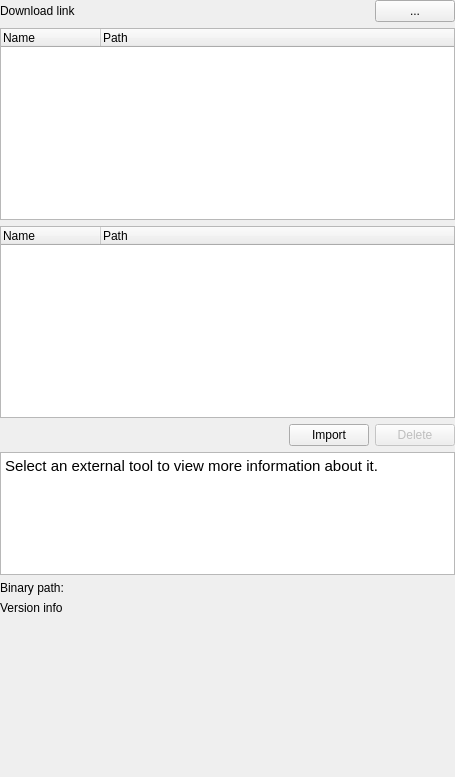
The window that src/plugins/external_tool_support/src/ETSSettingsWidget.ui (violethaze74/ugene) describes before a commit, drawn with Qt 5.
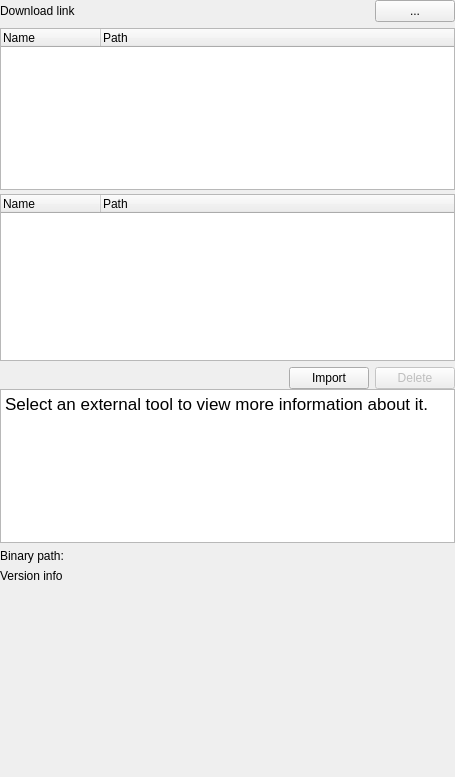
The same window after the commit.

Commit message: UGENE-6463: improved layout of the "External Tools" page

```diff
--- a/src/plugins/external_tool_support/src/ETSSettingsWidget.ui
+++ b/src/plugins/external_tool_support/src/ETSSettingsWidget.ui
@@ -11,7 +11,7 @@
    </rect>
   </property>
   <property name="sizePolicy">
-   <sizepolicy hsizetype="Minimum" vsizetype="Minimum">
+   <sizepolicy hsizetype="Preferred" vsizetype="MinimumExpanding">
     <horstretch>0</horstretch>
     <verstretch>0</verstretch>
    </sizepolicy>
@@ -19,7 +19,7 @@
   <property name="minimumSize">
    <size>
     <width>0</width>
-    <height>0</height>
+    <height>400</height>
    </size>
   </property>
   <property name="windowTitle">
@@ -27,7 +27,7 @@
   </property>
   <layout class="QVBoxLayout" name="verticalLayout">
    <property name="spacing">
-    <number>-1</number>
+    <number>0</number>
    </property>
    <property name="leftMargin">
     <number>0</number>
@@ -144,7 +144,7 @@
             </size>
            </property>
            <property name="sizeAdjustPolicy">
-            <enum>QAbstractScrollArea::AdjustIgnored</enum>
+            <enum>QAbstractScrollArea::AdjustToContents</enum>
            </property>
            <column>
             <property name="text">
@@ -158,6 +158,22 @@
            </column>
           </widget>
          </item>
+         <item>
+          <spacer name="integratedToolsVerticalSpacer">
+           <property name="orientation">
+            <enum>Qt::Vertical</enum>
+           </property>
+           <property name="sizeType">
+            <enum>QSizePolicy::Fixed</enum>
+           </property>
+           <property name="sizeHint" stdset="0">
+            <size>
+             <width>0</width>
+             <height>4</height>
+            </size>
+           </property>
+          </spacer>
+         </item>
         </layout>
        </widget>
       </item>
@@ -199,6 +215,9 @@
          </property>
          <item>
           <widget class="QTreeWidget" name="twCustomTools">
+           <property name="sizeAdjustPolicy">
+            <enum>QAbstractScrollArea::AdjustToContents</enum>
+           </property>
            <property name="columnCount">
             <number>2</number>
            </property>
@@ -361,7 +380,7 @@
 &lt;html&gt;&lt;head&gt;&lt;meta name=&quot;qrichtext&quot; content=&quot;1&quot; /&gt;&lt;style type=&quot;text/css&quot;&gt;
 p, li { white-space: pre-wrap; }
 &lt;/style&gt;&lt;/head&gt;&lt;body style=&quot; font-family:'.SF NS Text'; font-size:13pt; font-weight:400; font-style:normal;&quot;&gt;
-&lt;p style=&quot; margin-top:0px; margin-bottom:0px; margin-left:0px; margin-right:0px; -qt-block-indent:0; text-indent:0px;&quot;&gt;&lt;span style=&quot; font-family:'Ubuntu'; font-size:11pt;&quot;&gt;Select an external tool to view more information about it.&lt;/span&gt;&lt;/p&gt;&lt;/body&gt;&lt;/html&gt;</string>
+&lt;p style=&quot; margin-top:12px; margin-bottom:12px; margin-left:0px; margin-right:0px; -qt-block-indent:0; text-indent:0px;&quot;&gt;Select an external tool to view more information about it.&lt;/p&gt;&lt;/body&gt;&lt;/html&gt;</string>
              </property>
             </widget>
            </item>
```
